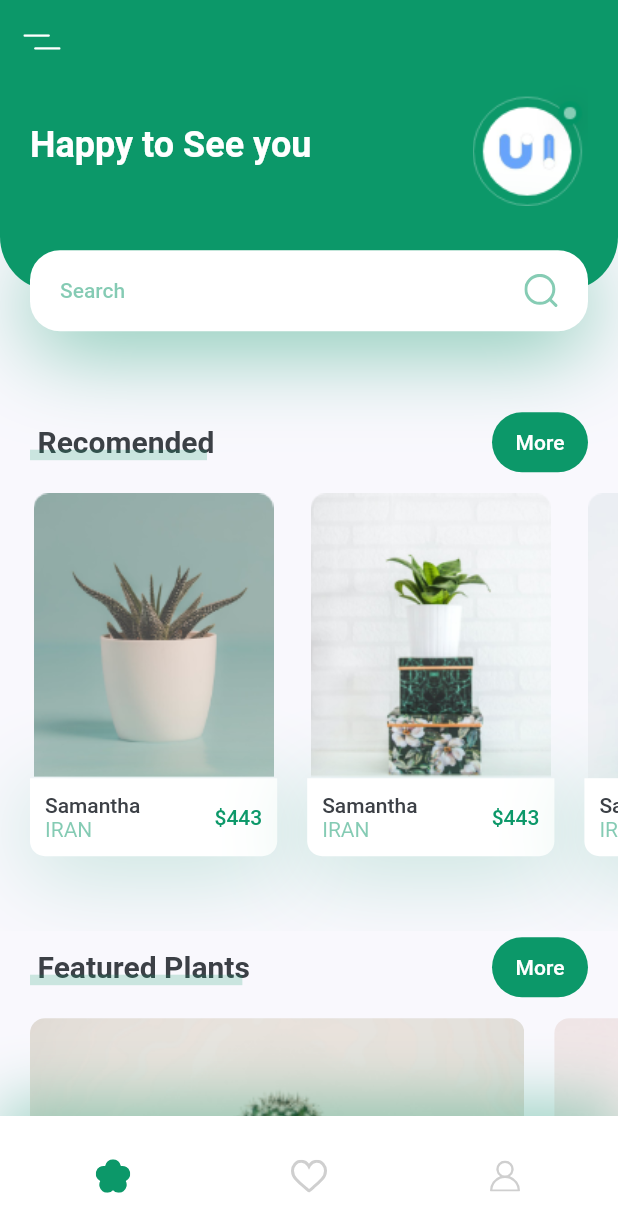
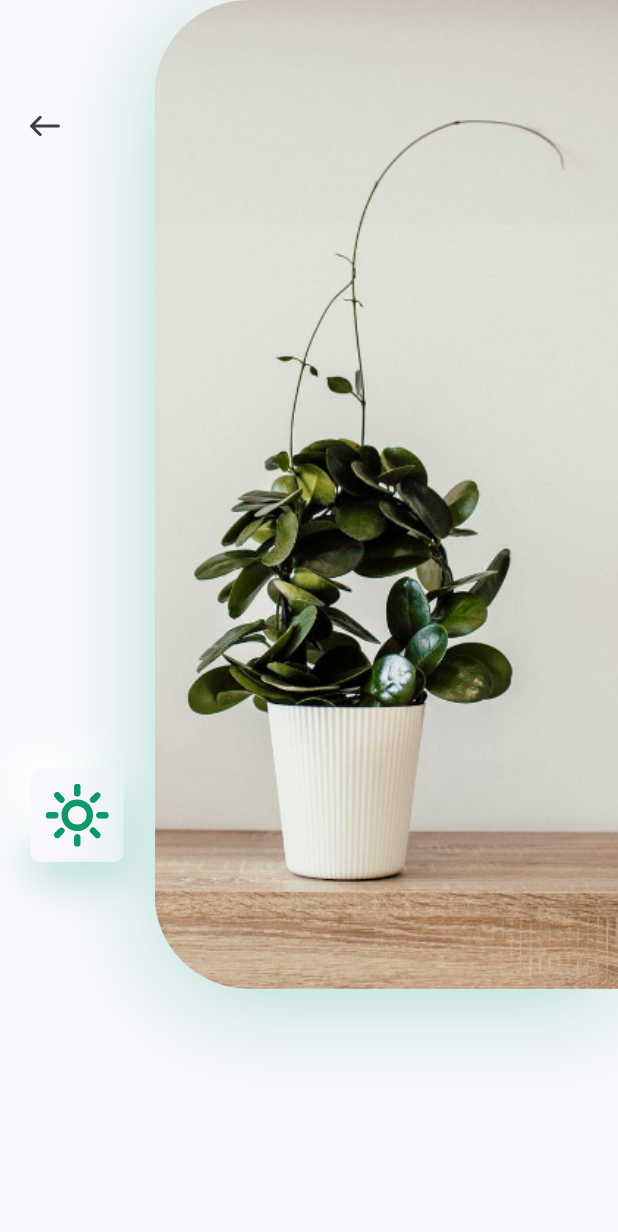
Before and after one commit to AliRahimi1388/planet_vitrin, a Flutter app: the screen it shows after launch, after a tap on an icon or button, on a phone screen of 412 x 824 dp. Shown: the top 1232 px of the screen. Run offline on Flutter 3.47's test engine with Material 2 defaults, Android fonts, the phone set to English and light mode, and no system bars; our stand-ins replace flutter_svg.

Commit message:
Impl intermediate of app details

```diff
--- /dev/null
+++ b/lib/screens/details/components/body.dart
@@ -0,0 +1,83 @@
+import 'package:flutter/material.dart';
+import 'package:flutter_svg/svg.dart';
+import 'package:planet_app/constants.dart';
+
+class Body extends StatelessWidget {
+  const Body({super.key});
+
+  @override
+  Widget build(BuildContext context) {
+    Size size = MediaQuery.of(context).size;
+    return Column(
+      children: <Widget>[
+        SizedBox(
+          height: size.height * 0.8,
+          child: Row(
+            children: [
+              Expanded(
+                child: Padding(
+                  padding: const EdgeInsets.symmetric(
+                      vertical: kDefaultPaddding * 3),
+                  child: Column(
+                    children: <Widget>[
+                      Align(
+                        alignment: Alignment.topLeft,
+                        child: IconButton(
+                          padding: EdgeInsets.symmetric(
+                              horizontal: kDefaultPaddding),
+                          icon: SvgPicture.asset("assets/icons/back_arrow.svg"),
+                          onPressed: () {
+                            Navigator.pop(context);
+                          },
+                        ),
+                      ),
+                      Spacer(),
+                      Container(
+                        margin: EdgeInsets.symmetric(vertical: size.height*0.03),
+                        padding: EdgeInsets.all(kDefaultPaddding/2),
+                        height: 62,
+                        width: 62,
+                        decoration: BoxDecoration(
+                            color: kBackgroundColor,
+                            borderRadius: BorderRadius.circular(6),
+                            boxShadow: [
+                              BoxShadow(
+                                offset: Offset(0, 15),
+                                blurRadius: 22,
+                                color: kPrimaryColor.withOpacity(0.22),
+                              ),
+                              BoxShadow(offset: Offset(-15, -15),
+                              blurRadius: 20,
+                              color: Colors.white)
+                            ]),
+                            child: SvgPicture.asset("assets/icons/sun.svg"),
+                      )
+                    ],
+                  ),
+                ),
+              ),
+              Container(
+                height: size.height * 0.8,
+                width: size.width * 0.75,
+                decoration: BoxDecoration(
+                    borderRadius: BorderRadius.only(
+                        topLeft: Radius.circular(63),
+                        bottomLeft: Radius.circular(63)),
+                    boxShadow: [
+                      BoxShadow(
+                          offset: Offset(0, 10),
+                          blurRadius: 60,
+                          color: kPrimaryColor.withOpacity(0.29)),
+                    ],
+                    image: DecorationImage(
+                        alignment: Alignment.centerLeft,
+                        fit: BoxFit.cover,
+                        image: AssetImage("assets/images/img.png"))),
+              )
+            ],
+          ),
+        )
+      ],
+    );
+  }
+}
--- /dev/null
+++ b/lib/screens/details/details_screen.dart
@@ -0,0 +1,14 @@
+import 'package:flutter/material.dart';
+import 'package:planet_app/screens/details/components/body.dart';
+
+
+class DetailsScreen extends StatelessWidget {
+  const DetailsScreen({super.key});
+
+  @override
+  Widget build(BuildContext context) {
+    return const Scaffold(
+      body: Body(),
+    );
+  }
+}
--- a/lib/screens/home/components/recomends_plants.dart
+++ b/lib/screens/home/components/recomends_plants.dart
@@ -1,6 +1,7 @@
 import 'package:flutter/material.dart';
 
 import '../../../constants.dart';
+import '../../details/details_screen.dart';
 
 
 
@@ -19,21 +20,27 @@ class RecomendsPlants extends StatelessWidget {
             image: "assets/images/image_1.png",
             title: "Samantha",
             company: "Iran",
-            press: () {},
+            press: () {
+              Navigator.push(context, MaterialPageRoute(builder: (context) => DetailsScreen(),));
+            },
             price: 443,
           ),
           RecomendPlantCard(
             image: "assets/images/image_2.png",
             title: "Samantha",
             company: "Iran",
-            press: () {},
+            press: () {
+              Navigator.push(context, MaterialPageRoute(builder: (context) => DetailsScreen(),));
+            },
             price: 443,
           ),
           RecomendPlantCard(
             image: "assets/images/image_3.png",
             title: "Samantha",
             company: "Iran",
-            press: () {},
+            press: () {
+              Navigator.push(context, MaterialPageRoute(builder: (context) => DetailsScreen(),));
+            },
             price: 443,
           ),
         ],
```
